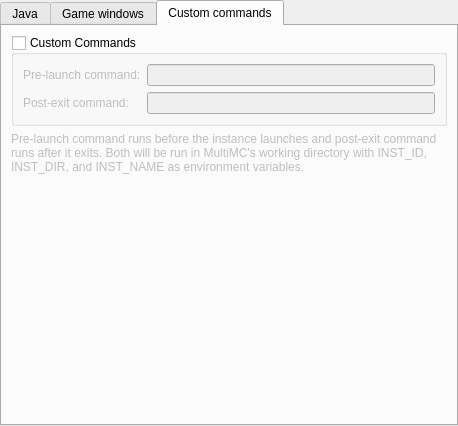
First picture: the form in gui/pages/InstanceSettingsPage.ui, repository FreesmTeam/FreesmLauncher, before the edit.
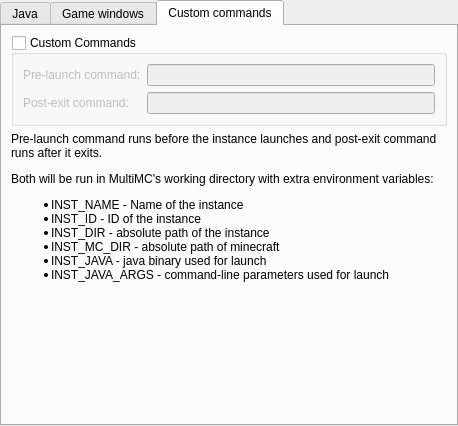
Second picture: the form after the edit. The open tabs and pages were chosen to show the change.

Commit message:
Document pre/post commands better
Fixes #398

Diff of the .ui file:
```diff
--- a/gui/pages/InstanceSettingsPage.ui
+++ b/gui/pages/InstanceSettingsPage.ui
@@ -391,11 +391,8 @@
        </item>
        <item>
         <widget class="QLabel" name="labelCustomCmdsDescription">
-         <property name="enabled">
-          <bool>false</bool>
-         </property>
          <property name="text">
-          <string>Pre-launch command runs before the instance launches and post-exit command runs after it exits. Both will be run in MultiMC's working directory with INST_ID, INST_DIR, and INST_NAME as environment variables.</string>
+          <string>&lt;html&gt;&lt;head/&gt;&lt;body&gt;&lt;p&gt;Pre-launch command runs before the instance launches and post-exit command runs after it exits.&lt;/p&gt;&lt;p&gt;Both will be run in MultiMC's working directory with extra environment variables:&lt;/p&gt;&lt;ul style=&quot;margin-top: 0px; margin-bottom: 0px; margin-left: 0px; margin-right: 0px; -qt-list-indent: 1;&quot;&gt;&lt;li style=&quot; margin-top:12px; margin-bottom:0px; margin-left:0px; margin-right:0px; -qt-block-indent:0; text-indent:0px;&quot;&gt;INST_NAME - Name of the instance&lt;/li&gt;&lt;li style=&quot; margin-top:0px; margin-bottom:0px; margin-left:0px; margin-right:0px; -qt-block-indent:0; text-indent:0px;&quot;&gt;INST_ID - ID of the instance&lt;/li&gt;&lt;li style=&quot; margin-top:0px; margin-bottom:0px; margin-left:0px; margin-right:0px; -qt-block-indent:0; text-indent:0px;&quot;&gt;INST_DIR - absolute path of the instance&lt;/li&gt;&lt;li style=&quot; margin-top:0px; margin-bottom:0px; margin-left:0px; margin-right:0px; -qt-block-indent:0; text-indent:0px;&quot;&gt;INST_MC_DIR - absolute path of minecraft&lt;/li&gt;&lt;li style=&quot; margin-top:0px; margin-bottom:0px; margin-left:0px; margin-right:0px; -qt-block-indent:0; text-indent:0px;&quot;&gt;INST_JAVA - java binary used for launch&lt;/li&gt;&lt;li style=&quot; margin-top:0px; margin-bottom:12px; margin-left:0px; margin-right:0px; -qt-block-indent:0; text-indent:0px;&quot;&gt;INST_JAVA_ARGS - command-line parameters used for launch&lt;/li&gt;&lt;/ul&gt;&lt;/body&gt;&lt;/html&gt;</string>
          </property>
          <property name="alignment">
           <set>Qt::AlignLeading|Qt::AlignLeft|Qt::AlignTop</set>
```
